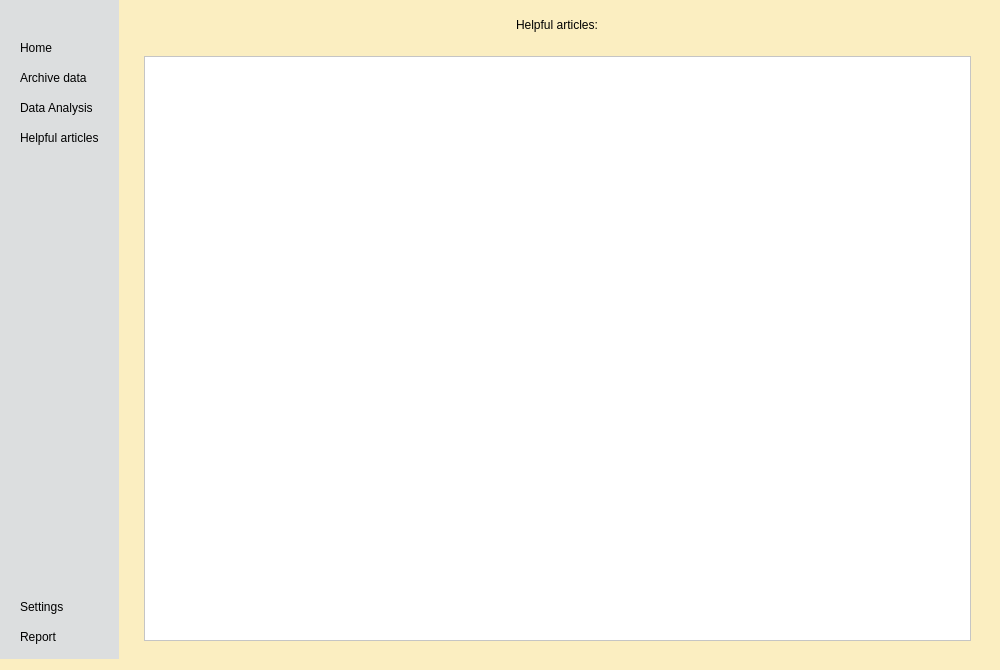
Above: ui/articles_interface.ui from EJLECTRON/PersonalTracker before the change. Below: the same form after it.
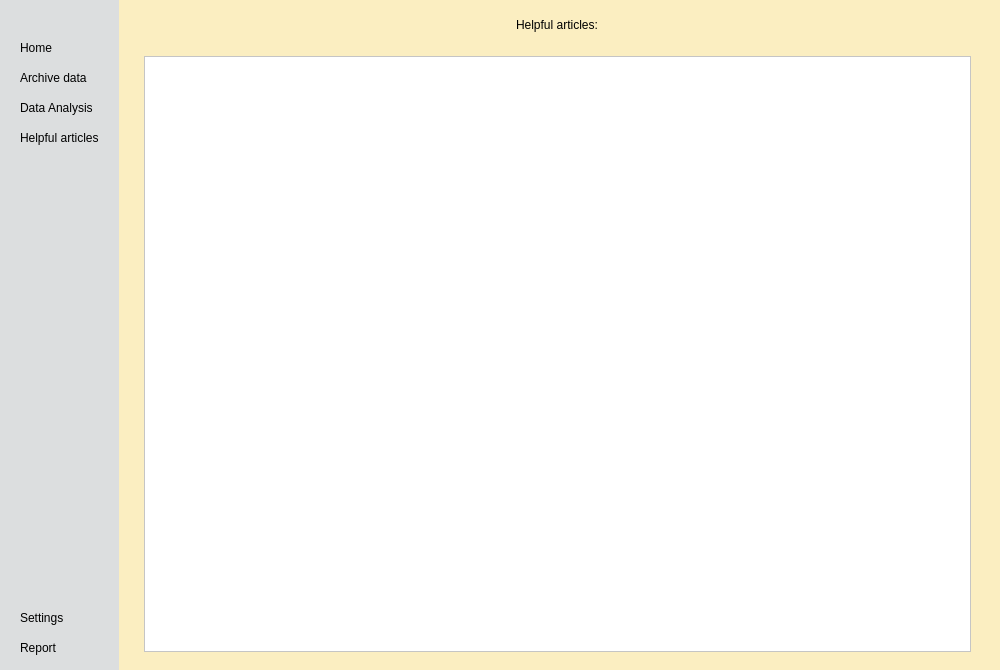
That is the form after the change. Icons and pictures are not drawn.

```diff
--- a/ui/articles_interface.ui
+++ b/ui/articles_interface.ui
@@ -91,7 +91,7 @@
        <number>11</number>
       </property>
       <property name="bottomMargin">
-       <number>11</number>
+       <number>0</number>
       </property>
       <item>
        <widget class="QWidget" name="leftMenuContainer" native="true">
```
